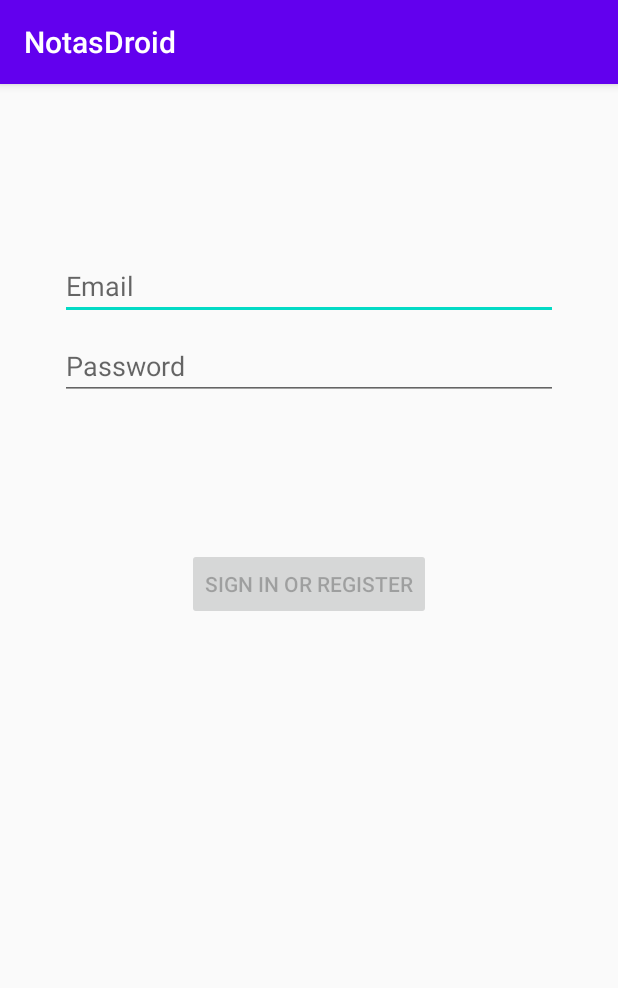
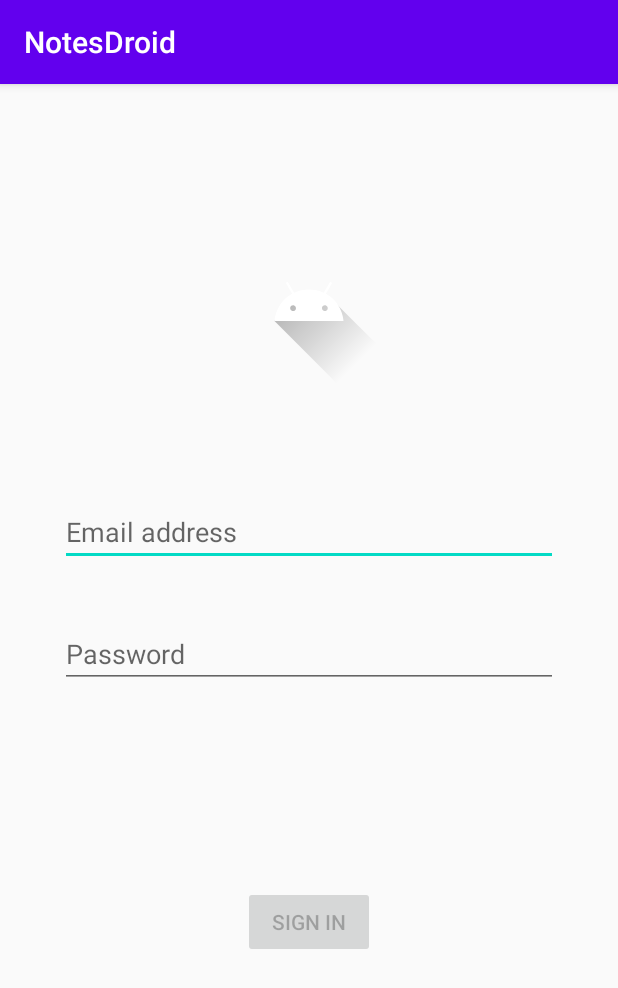
Before and after one commit to ChemaRuiz94/NotasDroidApp, an Android app: the screen it shows after launch (LoginActivity), on a phone screen of 412 x 824 dp. Shown: the top 988 px of the screen. Run offline under Robolectric (Android 15) with nearby library versions, the phone set to English and light mode, and no system bars.

Commit message:
Interfaz Login
Realizada Interfaz Login

```diff
--- a/App/app/src/main/java/android/com/diego/notasdroid/ui/login/LoginActivity.kt
+++ b/App/app/src/main/java/android/com/diego/notasdroid/ui/login/LoginActivity.kt
@@ -26,9 +26,9 @@ class LoginActivity : AppCompatActivity() {
 
         setContentView(R.layout.activity_login)
 
-        val username = findViewById<EditText>(R.id.username)
-        val password = findViewById<EditText>(R.id.password)
-        val login = findViewById<Button>(R.id.login)
+        val username = findViewById<EditText>(R.id.textUser_Login)
+        val password = findViewById<EditText>(R.id.textPwd_Login)
+        val login = findViewById<Button>(R.id.btnSignIn_Login)
         val loading = findViewById<ProgressBar>(R.id.loading)
 
         loginViewModel = ViewModelProviders.of(this, LoginViewModelFactory())
--- a/App/app/src/main/res/layout/activity_login.xml
+++ b/App/app/src/main/res/layout/activity_login.xml
@@ -13,11 +13,10 @@
         tools:context=".ui.login.LoginActivity">
 
     <EditText
-            android:id="@+id/username"
+            android:id="@+id/textUser_Login"
             android:layout_width="0dp"
             android:layout_height="wrap_content"
             android:layout_marginStart="24dp"
-            android:layout_marginTop="96dp"
             android:layout_marginEnd="24dp"
             android:autofillHints="@string/prompt_email"
             android:hint="@string/prompt_email"
@@ -25,14 +24,15 @@
             android:selectAllOnFocus="true"
             app:layout_constraintEnd_toEndOf="parent"
             app:layout_constraintStart_toStartOf="parent"
-            app:layout_constraintTop_toTopOf="parent"/>
+            app:layout_constraintHorizontal_bias="1.0" android:layout_marginTop="74dp"
+            app:layout_constraintTop_toBottomOf="@+id/imgLogo_Login"/>
 
     <EditText
-            android:id="@+id/password"
+            android:id="@+id/textPwd_Login"
             android:layout_width="0dp"
             android:layout_height="wrap_content"
             android:layout_marginStart="24dp"
-            android:layout_marginTop="8dp"
+            android:layout_marginTop="36dp"
             android:layout_marginEnd="24dp"
             android:autofillHints="@string/prompt_password"
             android:hint="@string/prompt_password"
@@ -42,10 +42,9 @@
             android:selectAllOnFocus="true"
             app:layout_constraintEnd_toEndOf="parent"
             app:layout_constraintStart_toStartOf="parent"
-            app:layout_constraintTop_toBottomOf="@+id/username"/>
-
+            app:layout_constraintTop_toBottomOf="@+id/textUser_Login" app:layout_constraintHorizontal_bias="0.843"/>
     <Button
-            android:id="@+id/login"
+            android:id="@+id/btnSignIn_Login"
             android:enabled="false"
             android:layout_width="wrap_content"
             android:layout_height="wrap_content"
@@ -58,9 +57,8 @@
             app:layout_constraintBottom_toBottomOf="parent"
             app:layout_constraintEnd_toEndOf="parent"
             app:layout_constraintStart_toStartOf="parent"
-            app:layout_constraintTop_toBottomOf="@+id/password"
-            app:layout_constraintVertical_bias="0.2"/>
-
+            app:layout_constraintTop_toBottomOf="@+id/textPwd_Login"
+            app:layout_constraintVertical_bias="0.525"/>
     <ProgressBar
             android:id="@+id/loading"
             android:visibility="gone"
@@ -72,8 +70,15 @@
             android:layout_marginEnd="32dp"
             android:layout_marginBottom="64dp"
             app:layout_constraintBottom_toBottomOf="parent"
-            app:layout_constraintEnd_toEndOf="@+id/password"
-            app:layout_constraintStart_toStartOf="@+id/password"
+            app:layout_constraintEnd_toEndOf="@+id/textPwd_Login"
+            app:layout_constraintStart_toStartOf="@+id/textPwd_Login"
             app:layout_constraintTop_toTopOf="parent"
-            app:layout_constraintVertical_bias="0.3"/>
+            app:layout_constraintVertical_bias="0.671" app:layout_constraintHorizontal_bias="0.258"/>
+    <ImageView
+            android:layout_width="wrap_content"
+            android:layout_height="wrap_content" app:srcCompat="@drawable/ic_launcher_foreground"
+            android:id="@+id/imgLogo_Login"
+            app:layout_constraintStart_toStartOf="parent" app:layout_constraintHorizontal_bias="0.5"
+            app:layout_constraintEnd_toEndOf="parent" app:layout_constraintTop_toTopOf="parent"
+            android:layout_marginTop="78dp"/>
 </androidx.constraintlayout.widget.ConstraintLayout>
--- a/App/app/src/main/res/values/strings.xml
+++ b/App/app/src/main/res/values/strings.xml
@@ -1,9 +1,10 @@
 <resources>
-    <string name="app_name">NotasDroid</string>
+    <string name="app_name">NotesDroid</string>
+
     <!-- Strings related to login -->
-    <string name="prompt_email">Email</string>
+    <string name="prompt_email">Email address</string>
     <string name="prompt_password">Password</string>
-    <string name="action_sign_in">Sign in or register</string>
+    <string name="action_sign_in">Sign in</string>
     <string name="action_sign_in_short">Sign in</string>
     <string name="welcome">"Welcome !"</string>
     <string name="invalid_username">Not a valid username</string>
```
